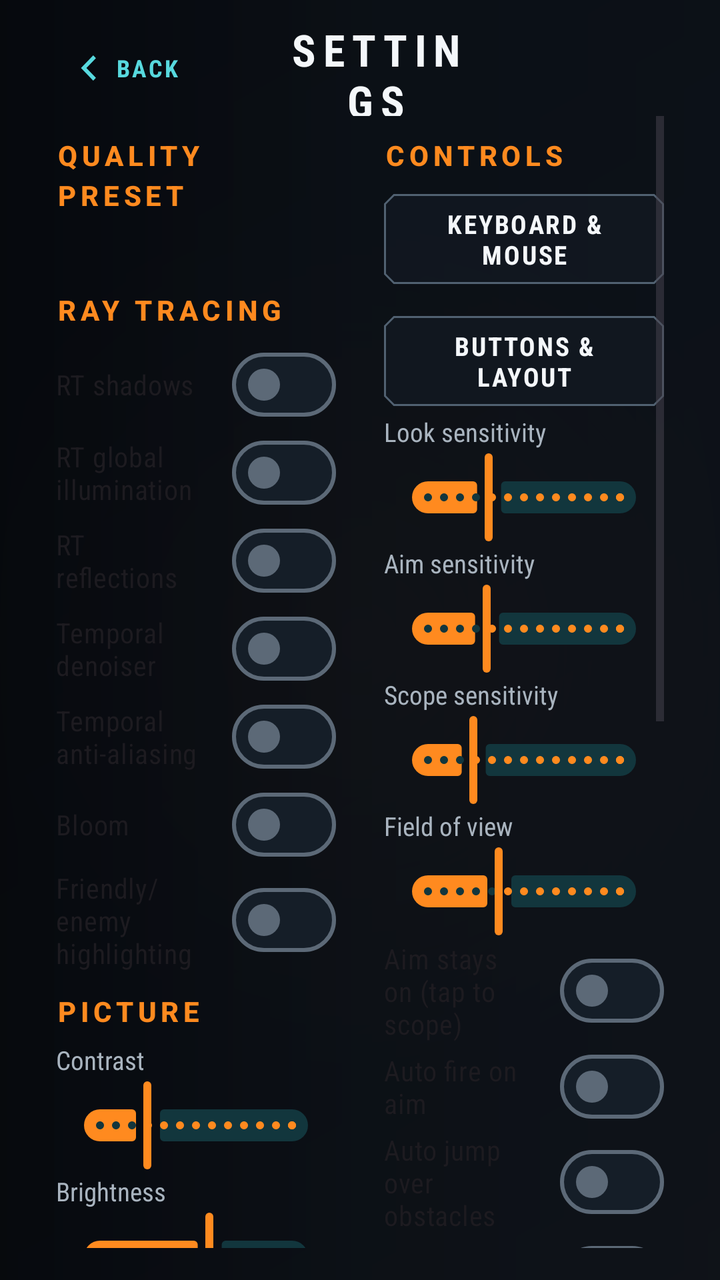
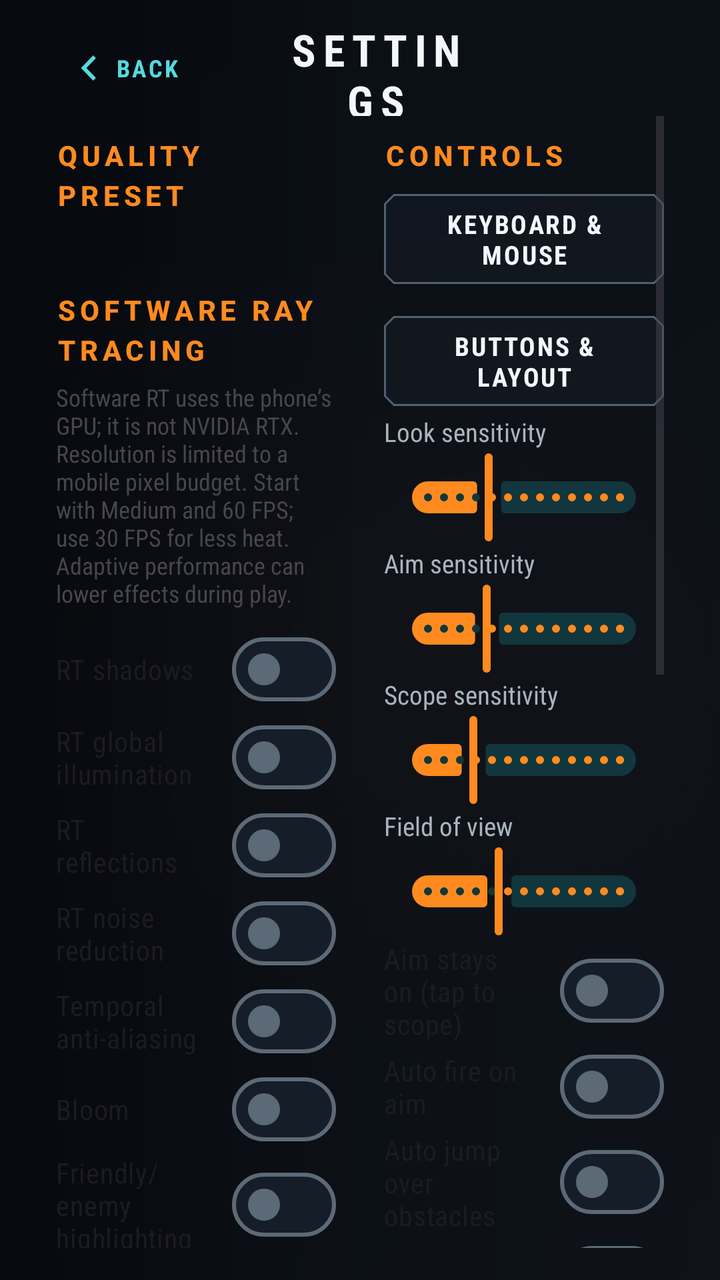

Before-and-after screenshots of an Android layout around one commit, followed by the original layout XML and the change that was made.
<!-- AndroidManifest.xml: application theme Theme.VoxelGun -->
<!-- res/layout/screen_settings.xml -->
<?xml version="1.0" encoding="utf-8"?>
<LinearLayout xmlns:android="http://schemas.android.com/apk/res/android"
    xmlns:app="http://schemas.android.com/apk/res-auto"
    android:layout_width="match_parent"
    android:layout_height="match_parent"
    android:background="@drawable/bg_screen_scrim"
    android:orientation="vertical"
    android:paddingStart="28dp"
    android:paddingTop="10dp"
    android:paddingEnd="28dp"
    android:paddingBottom="16dp">

    <LinearLayout
        android:layout_width="match_parent"
        android:layout_height="48dp"
        android:gravity="center_vertical"
        android:orientation="horizontal">

        <com.google.android.material.button.MaterialButton
            android:id="@+id/settings_back"
            style="@style/Widget.VoxelGun.Button.Back"
            android:layout_width="112dp"
            android:layout_height="48dp"
            android:gravity="start|center_vertical"
            android:text="@string/menu_back"
            app:icon="@drawable/ic_game_back"
            app:iconGravity="textStart"
            app:iconPadding="4dp" />

        <TextView
            android:layout_width="0dp"
            android:layout_height="wrap_content"
            android:layout_weight="1"
            android:gravity="center"
            android:text="@string/menu_settings"
            android:textAppearance="@style/TextAppearance.VoxelGun.ScreenTitle" />

        <Space
            android:layout_width="96dp"
            android:layout_height="1dp" />
    </LinearLayout>

    <ScrollView
        android:layout_width="match_parent"
        android:layout_height="0dp"
        android:layout_weight="1"
        android:fillViewport="true">

        <LinearLayout
            android:layout_width="match_parent"
            android:layout_height="wrap_content"
            android:orientation="horizontal">

            
            <LinearLayout
                android:layout_width="0dp"
                android:layout_height="wrap_content"
                android:layout_weight="1"
                android:orientation="vertical"
                android:paddingEnd="12dp">

                <TextView
                    style="@style/TextAppearance.Section"
                    android:layout_width="match_parent"
                    android:layout_height="wrap_content"
                    android:text="@string/settings_quality" />

                <com.google.android.material.button.MaterialButtonToggleGroup
                    android:id="@+id/quality_group"
                    android:layout_width="match_parent"
                    android:layout_height="wrap_content"
                    app:selectionRequired="true"
                    app:singleSelection="true" />

                <TextView
                    android:id="@+id/text_quality_hint"
                    android:layout_width="match_parent"
                    android:layout_height="wrap_content"
                    android:layout_marginTop="6dp"
                    android:textColor="?attr/colorOnSurfaceVariant"
                    android:textSize="12sp" />

                <TextView
                    style="@style/TextAppearance.Section"
                    android:layout_width="match_parent"
                    android:layout_height="wrap_content"
                    android:text="@string/settings_raytracing" />

                <com.google.android.material.materialswitch.MaterialSwitch
                    android:id="@+id/switch_rt_shadows"
                    android:layout_width="match_parent"
                    android:layout_height="wrap_content"
                    android:minHeight="44dp"
                    android:text="@string/settings_rt_shadows" />

                <com.google.android.material.materialswitch.MaterialSwitch
                    android:id="@+id/switch_rt_gi"
                    android:layout_width="match_parent"
                    android:layout_height="wrap_content"
                    android:minHeight="44dp"
                    android:text="@string/settings_rt_gi" />

                <com.google.android.material.materialswitch.MaterialSwitch
                    android:id="@+id/switch_rt_reflections"
                    android:layout_width="match_parent"
                    android:layout_height="wrap_content"
                    android:minHeight="44dp"
                    android:text="@string/settings_rt_reflections" />

                <com.google.android.material.materialswitch.MaterialSwitch
                    android:id="@+id/switch_denoiser"
                    android:layout_width="match_parent"
                    android:layout_height="wrap_content"
                    android:minHeight="44dp"
                    android:text="@string/settings_denoiser" />

                <com.google.android.material.materialswitch.MaterialSwitch
                    android:id="@+id/switch_taa"
                    android:layout_width="match_parent"
                    android:layout_height="wrap_content"
                    android:minHeight="44dp"
                    android:text="@string/settings_taa" />

                <com.google.android.material.materialswitch.MaterialSwitch
                    android:id="@+id/switch_bloom"
                    android:layout_width="match_parent"
                    android:layout_height="wrap_content"
                    android:minHeight="44dp"
                    android:text="@string/settings_bloom" />

                <com.google.android.material.materialswitch.MaterialSwitch
                    android:id="@+id/switch_player_highlights"
                    android:layout_width="match_parent"
                    android:layout_height="wrap_content"
                    android:minHeight="44dp"
                    android:text="@string/settings_player_highlights" />

                <TextView
                    style="@style/TextAppearance.Section"
                    android:layout_width="match_parent"
                    android:layout_height="wrap_content"
                    android:text="@string/settings_picture" />

                <TextView
                    android:id="@+id/label_contrast"
                    android:layout_width="match_parent"
                    android:layout_height="wrap_content"
                    android:text="@string/settings_contrast"
                    android:textColor="?attr/colorOnSurfaceVariant"
                    android:textSize="13sp" />

                <com.google.android.material.slider.Slider
                    android:id="@+id/slider_contrast"
                    android:layout_width="match_parent"
                    android:layout_height="wrap_content"
                    android:stepSize="0.05"
                    android:value="1.0"
                    android:valueFrom="0.8"
                    android:valueTo="1.6" />

                <TextView
                    android:id="@+id/label_brightness"
                    android:layout_width="match_parent"
                    android:layout_height="wrap_content"
                    android:text="@string/settings_brightness"
                    android:textColor="?attr/colorOnSurfaceVariant"
                    android:textSize="13sp" />

                <com.google.android.material.slider.Slider
                    android:id="@+id/slider_brightness"
                    android:layout_width="match_parent"
                    android:layout_height="wrap_content"
                    android:stepSize="0.05"
                    android:value="1.0"
                    android:valueFrom="0.6"
                    android:valueTo="1.3" />

                <TextView
                    android:id="@+id/label_gamma"
                    android:layout_width="match_parent"
                    android:layout_height="wrap_content"
                    android:text="@string/settings_gamma"
                    android:textColor="?attr/colorOnSurfaceVariant"
                    android:textSize="13sp" />
                <com.google.android.material.slider.Slider
                    android:id="@+id/slider_gamma"
                    android:layout_width="match_parent"
                    android:layout_height="wrap_content"
                    android:value="1.0"
                    android:stepSize="0.05"
                    android:valueFrom="0.5"
                    android:valueTo="2.0" />

                <com.google.android.material.button.MaterialButton
                    android:id="@+id/button_picture_preset"
                    style="@style/Widget.VoxelGun.Button.Tonal"
                    android:layout_width="match_parent"
                    android:layout_height="wrap_content"
                    android:layout_marginBottom="4dp"
                    android:text="@string/settings_picture_contrasty" />

                <TextView
                    style="@style/TextAppearance.Section"
                    android:layout_width="match_parent"
                    android:layout_height="wrap_content"
                    android:text="@string/settings_frame_rate" />

                <com.google.android.material.button.MaterialButtonToggleGroup
                    android:id="@+id/fps_group"
                    android:layout_width="match_parent"
                    android:layout_height="wrap_content"
                    app:selectionRequired="true"
                    app:singleSelection="true" />

                <com.google.android.material.materialswitch.MaterialSwitch
                    android:id="@+id/switch_adaptive_performance"
                    android:layout_width="match_parent"
                    android:layout_height="wrap_content"
                    android:minHeight="44dp"
                    android:text="@string/settings_adaptive_performance" />

                <TextView
                    android:id="@+id/label_render_scale"
                    style="@style/TextAppearance.Section"
                    android:layout_width="match_parent"
                    android:layout_height="wrap_content"
                    android:text="@string/settings_render_scale" />

                <com.google.android.material.slider.Slider
                    android:id="@+id/slider_render_scale"
                    android:layout_width="match_parent"
                    android:layout_height="wrap_content"
                    android:stepSize="0.05"
                    android:value="1.0"
                    android:valueFrom="0.6"
                    android:valueTo="1.0" />

                <TextView
                    android:id="@+id/label_trace_scale"
                    style="@style/TextAppearance.Section"
                    android:layout_width="match_parent"
                    android:layout_height="wrap_content"
                    android:text="@string/settings_rt_resolution" />

                <com.google.android.material.slider.Slider
                    android:id="@+id/slider_trace_scale"
                    android:layout_width="match_parent"
                    android:layout_height="wrap_content"
                    android:stepSize="0.05"
                    android:value="0.5"
                    android:valueFrom="0.35"
                    android:valueTo="1.0" />
            </LinearLayout>

            
            <LinearLayout
                android:layout_width="0dp"
                android:layout_height="wrap_content"
                android:layout_weight="1"
                android:orientation="vertical"
                android:paddingStart="12dp">

                <TextView
                    style="@style/TextAppearance.Section"
                    android:layout_width="match_parent"
                    android:layout_height="wrap_content"
                    android:text="@string/settings_controls" />

                <com.google.android.material.button.MaterialButton
                    android:id="@+id/button_keys"
                    style="@style/Widget.VoxelGun.Button.Tonal"
                    android:layout_width="match_parent"
                    android:layout_height="wrap_content"
                    android:layout_marginBottom="8dp"
                    android:text="@string/settings_keys" />

                <com.google.android.material.button.MaterialButton
                    android:id="@+id/button_hud"
                    style="@style/Widget.VoxelGun.Button.Tonal"
                    android:layout_width="match_parent"
                    android:layout_height="wrap_content"
                    android:text="@string/settings_hud" />

                <TextView
                    android:id="@+id/label_sensitivity"
                    android:layout_width="match_parent"
                    android:layout_height="wrap_content"
                    android:text="@string/settings_sensitivity"
                    android:textColor="?attr/colorOnSurfaceVariant"
                    android:textSize="13sp" />

                <com.google.android.material.slider.Slider
                    android:id="@+id/slider_sensitivity"
                    android:layout_width="match_parent"
                    android:layout_height="wrap_content"
                    android:stepSize="0.05"
                    android:value="1.0"
                    android:valueFrom="0.3"
                    android:valueTo="2.5" />

                <TextView
                    android:id="@+id/label_ads_sensitivity"
                    android:layout_width="match_parent"
                    android:layout_height="wrap_content"
                    android:text="@string/settings_ads_sensitivity"
                    android:textColor="?attr/colorOnSurfaceVariant"
                    android:textSize="13sp" />

                <com.google.android.material.slider.Slider
                    android:id="@+id/slider_ads_sensitivity"
                    android:layout_width="match_parent"
                    android:layout_height="wrap_content"
                    android:stepSize="0.05"
                    android:value="0.6"
                    android:valueFrom="0.2"
                    android:valueTo="1.5" />

                <TextView
                    android:id="@+id/label_scope_sensitivity"
                    android:layout_width="match_parent"
                    android:layout_height="wrap_content"
                    android:text="@string/settings_scope_sensitivity"
                    android:textColor="?attr/colorOnSurfaceVariant"
                    android:textSize="13sp" />

                <com.google.android.material.slider.Slider
                    android:id="@+id/slider_scope_sensitivity"
                    android:layout_width="match_parent"
                    android:layout_height="wrap_content"
                    android:stepSize="0.05"
                    android:value="0.4"
                    android:valueFrom="0.15"
                    android:valueTo="1.2" />

                <TextView
                    android:id="@+id/label_fov"
                    android:layout_width="match_parent"
                    android:layout_height="wrap_content"
                    android:text="@string/settings_fov"
                    android:textColor="?attr/colorOnSurfaceVariant"
                    android:textSize="13sp" />

                <com.google.android.material.slider.Slider
                    android:id="@+id/slider_fov"
                    android:layout_width="match_parent"
                    android:layout_height="wrap_content"
                    android:stepSize="1"
                    android:value="78"
                    android:valueFrom="65"
                    android:valueTo="100" />

                <com.google.android.material.materialswitch.MaterialSwitch
                    android:id="@+id/switch_aim_toggle"
                    android:layout_width="match_parent"
                    android:layout_height="wrap_content"
                    android:minHeight="44dp"
                    android:text="@string/settings_aim_toggle" />

                <com.google.android.material.materialswitch.MaterialSwitch
                    android:id="@+id/switch_auto_fire"
                    android:layout_width="match_parent"
                    android:layout_height="wrap_content"
                    android:minHeight="44dp"
                    android:text="@string/settings_auto_fire" />

                <com.google.android.material.materialswitch.MaterialSwitch
                    android:id="@+id/switch_auto_jump"
                    android:layout_width="match_parent"
                    android:layout_height="wrap_content"
                    android:minHeight="44dp"
                    android:text="@string/settings_auto_jump" />

                <com.google.android.material.materialswitch.MaterialSwitch
                    android:id="@+id/switch_southpaw"
                    android:layout_width="match_parent"
                    android:layout_height="wrap_content"
                    android:minHeight="44dp"
                    android:text="@string/settings_southpaw" />

                <com.google.android.material.materialswitch.MaterialSwitch
                    android:id="@+id/switch_haptics"
                    android:layout_width="match_parent"
                    android:layout_height="wrap_content"
                    android:minHeight="44dp"
                    android:text="@string/settings_haptics" />

                <com.google.android.material.materialswitch.MaterialSwitch
                    android:id="@+id/switch_fps"
                    android:layout_width="match_parent"
                    android:layout_height="wrap_content"
                    android:minHeight="44dp"
                    android:text="@string/settings_show_fps" />

                <TextView
                    style="@style/TextAppearance.Section"
                    android:layout_width="match_parent"
                    android:layout_height="wrap_content"
                    android:text="@string/settings_audio" />

                <TextView
                    android:id="@+id/label_volume"
                    android:layout_width="match_parent"
                    android:layout_height="wrap_content"
                    android:text="@string/settings_sfx"
                    android:textColor="?attr/colorOnSurfaceVariant"
                    android:textSize="13sp" />

                <com.google.android.material.slider.Slider
                    android:id="@+id/slider_volume"
                    android:layout_width="match_parent"
                    android:layout_height="wrap_content"
                    android:stepSize="0.05"
                    android:value="0.85"
                    android:valueFrom="0"
                    android:valueTo="1" />

                <TextView
                    android:layout_width="match_parent"
                    android:layout_height="wrap_content"
                    android:layout_marginTop="14dp"
                    android:letterSpacing="0.12"
                    android:text="@string/settings_section_backup"
                    android:textAllCaps="true"
                    android:textAppearance="?attr/textAppearanceLabelMedium"
                    android:textColor="?attr/colorOnSurfaceVariant" />

                <TextView
                    android:id="@+id/label_backup"
                    android:layout_width="match_parent"
                    android:layout_height="wrap_content"
                    android:text="@string/settings_backup_hint"
                    android:textColor="?attr/colorOnSurfaceVariant"
                    android:textSize="12sp" />

                <LinearLayout
                    android:layout_width="match_parent"
                    android:layout_height="wrap_content"
                    android:orientation="horizontal">

                    <com.google.android.material.button.MaterialButton
                        android:id="@+id/button_export_profile"
                        style="@style/Widget.Material3.Button.TonalButton"
                        android:layout_width="0dp"
                        android:layout_height="wrap_content"
                        android:layout_marginTop="8dp"
                        android:layout_marginEnd="8dp"
                        android:layout_weight="1"
                        android:text="@string/settings_backup_export" />

                    <com.google.android.material.button.MaterialButton
                        android:id="@+id/button_import_profile"
                        style="@style/Widget.Material3.Button.OutlinedButton"
                        android:layout_width="0dp"
                        android:layout_height="wrap_content"
                        android:layout_marginTop="8dp"
                        android:layout_weight="1"
                        android:text="@string/settings_backup_import" />
                </LinearLayout>

                <com.google.android.material.button.MaterialButton
                    android:id="@+id/button_reset"
                    style="@style/Widget.Material3.Button.TextButton"
                    android:layout_width="wrap_content"
                    android:layout_height="wrap_content"
                    android:layout_marginTop="8dp"
                    android:text="@string/settings_reset"
                    android:textColor="?attr/colorError" />
            </LinearLayout>
        </LinearLayout>
    </ScrollView>
</LinearLayout>
<!-- resources referenced by this layout -->
<resources>
  <string name="menu_back">Back</string>
  <string name="menu_settings">SETTINGS</string>
  <string name="settings_adaptive_performance">Adaptive 60 FPS</string>
  <string name="settings_ads_sensitivity">Aim sensitivity</string>
  <string name="settings_aim_toggle">Aim stays on (tap to scope)</string>
  <string name="settings_audio">Audio</string>
  <string name="settings_auto_fire">Auto fire on aim</string>
  <string name="settings_auto_jump">Auto jump over obstacles</string>
  <string name="settings_backup_export">Export profile</string>
  <string name="settings_backup_import">Import profile</string>
  <string name="settings_bloom">Bloom</string>
  <string name="settings_brightness">Brightness</string>
  <string name="settings_contrast">Contrast</string>
  <string name="settings_controls">Controls</string>
  <string name="settings_denoiser">Temporal denoiser</string>
  <string name="settings_fov">Field of view</string>
  <string name="settings_frame_rate">Frame rate</string>
  <string name="settings_gamma">Gamma</string>
  <string name="settings_haptics">Haptics</string>
  <string name="settings_hud">Buttons &amp; layout</string>
  <string name="settings_keys">Keyboard &amp; mouse</string>
  <string name="settings_picture">Picture</string>
  <string name="settings_picture_contrasty">High contrast preset</string>
  <string name="settings_player_highlights">Friendly/enemy highlighting</string>
  <string name="settings_quality">Quality preset</string>
  <string name="settings_raytracing">Ray tracing</string>
  <string name="settings_render_scale">Render scale</string>
  <string name="settings_reset">Reset progress</string>
  <string name="settings_rt_gi">RT global illumination</string>
  <string name="settings_rt_reflections">RT reflections</string>
  <string name="settings_rt_resolution">RT resolution</string>
  <string name="settings_rt_shadows">RT shadows</string>
  <string name="settings_scope_sensitivity">Scope sensitivity</string>
  <string name="settings_section_backup">Backup</string>
  <string name="settings_sensitivity">Look sensitivity</string>
  <string name="settings_sfx">Effects volume</string>
  <string name="settings_show_fps">Show FPS</string>
  <string name="settings_southpaw">Left-handed layout</string>
  <string name="settings_taa">Temporal anti-aliasing</string>
  <color name="game_accent">#FF8A1F</color>
  <color name="game_text">#F4F7FA</color>
  <color name="game_hud">#57D9DE</color>
  <color name="game_ripple">#66FFFFFF</color>
  <color name="md_primary">#FF8A1F</color>
  <color name="md_on_primary">#180B00</color>
  <color name="md_primary_container">#4B2106</color>
  <color name="md_on_primary_container">#FFD8B7</color>
  <color name="md_secondary">#57D9DE</color>
  <color name="md_on_secondary">#001F22</color>
  <color name="md_secondary_container">#12363D</color>
  <color name="md_on_secondary_container">#B5F8FA</color>
  <color name="md_tertiary">#C5CFDA</color>
  <color name="md_on_tertiary">#17202A</color>
  <color name="md_tertiary_container">#28333F</color>
  <color name="md_on_tertiary_container">#E6EDF5</color>
  <color name="md_error">#FF6C64</color>
  <color name="md_on_error">#240000</color>
  <color name="md_background">#05080D</color>
  <color name="md_on_background">#F2F6F8</color>
  <color name="md_surface">#080D13</color>
  <color name="md_on_surface">#F2F6F8</color>
  <color name="md_surface_variant">#151D26</color>
  <color name="md_on_surface_variant">#A9B4BF</color>
  <color name="md_outline">#5C6977</color>
  <color name="game_panel">#E60A0F16</color>
  <color name="game_line">#516171</color>
  <!-- unchanged entries left out for length: 15 -->
</resources>

<!-- the commit's change to res/layout/screen_settings.xml (unified diff, before → after) -->
@@ -86,6 +86,13 @@
                     android:layout_height="wrap_content"
                     android:text="@string/settings_raytracing" />
 
+                <TextView
+                    android:layout_width="match_parent"
+                    android:layout_height="wrap_content"
+                    android:layout_marginBottom="8dp"
+                    android:textSize="12sp"
+                    android:text="@string/graphics_budget_hint" />
+
                 <com.google.android.material.materialswitch.MaterialSwitch
                     android:id="@+id/switch_rt_shadows"
                     android:layout_width="match_parent"
@@ -248,7 +255,7 @@
                     android:layout_height="wrap_content"
                     android:stepSize="0.05"
                     android:value="0.5"
-                    android:valueFrom="0.35"
+                    android:valueFrom="0.25"
                     android:valueTo="1.0" />
             </LinearLayout>
 
<!-- resource entries referenced after the edit -->
@@ -1,8 +1,9 @@
 <!-- resources referenced by this layout -->
 <resources>
+  <string name="graphics_budget_hint">Software RT uses the phone’s GPU; it is not NVIDIA RTX. Resolution is limited to a mobile pixel budget. Start with Medium and 60 FPS; use 30 FPS for less heat. Adaptive performance can lower effects during play.</string>
   <string name="menu_back">Back</string>
   <string name="menu_settings">SETTINGS</string>
-  <string name="settings_adaptive_performance">Adaptive 60 FPS</string>
+  <string name="settings_adaptive_performance">Adaptive performance</string>
   <string name="settings_ads_sensitivity">Aim sensitivity</string>
   <string name="settings_aim_toggle">Aim stays on (tap to scope)</string>
   <string name="settings_audio">Audio</string>
@@ -14,7 +15,7 @@
   <string name="settings_brightness">Brightness</string>
   <string name="settings_contrast">Contrast</string>
   <string name="settings_controls">Controls</string>
-  <string name="settings_denoiser">Temporal denoiser</string>
+  <string name="settings_denoiser">RT noise reduction</string>
   <string name="settings_fov">Field of view</string>
   <string name="settings_frame_rate">Frame rate</string>
   <string name="settings_gamma">Gamma</string>
@@ -25,12 +26,12 @@
   <string name="settings_picture_contrasty">High contrast preset</string>
   <string name="settings_player_highlights">Friendly/enemy highlighting</string>
   <string name="settings_quality">Quality preset</string>
-  <string name="settings_raytracing">Ray tracing</string>
+  <string name="settings_raytracing">Software ray tracing</string>
   <string name="settings_render_scale">Render scale</string>
   <string name="settings_reset">Reset progress</string>
   <string name="settings_rt_gi">RT global illumination</string>
   <string name="settings_rt_reflections">RT reflections</string>
-  <string name="settings_rt_resolution">RT resolution</string>
+  <string name="settings_rt_resolution">RT resolution ceiling</string>
   <string name="settings_rt_shadows">RT shadows</string>
   <string name="settings_scope_sensitivity">Scope sensitivity</string>
   <string name="settings_section_backup">Backup</string>
